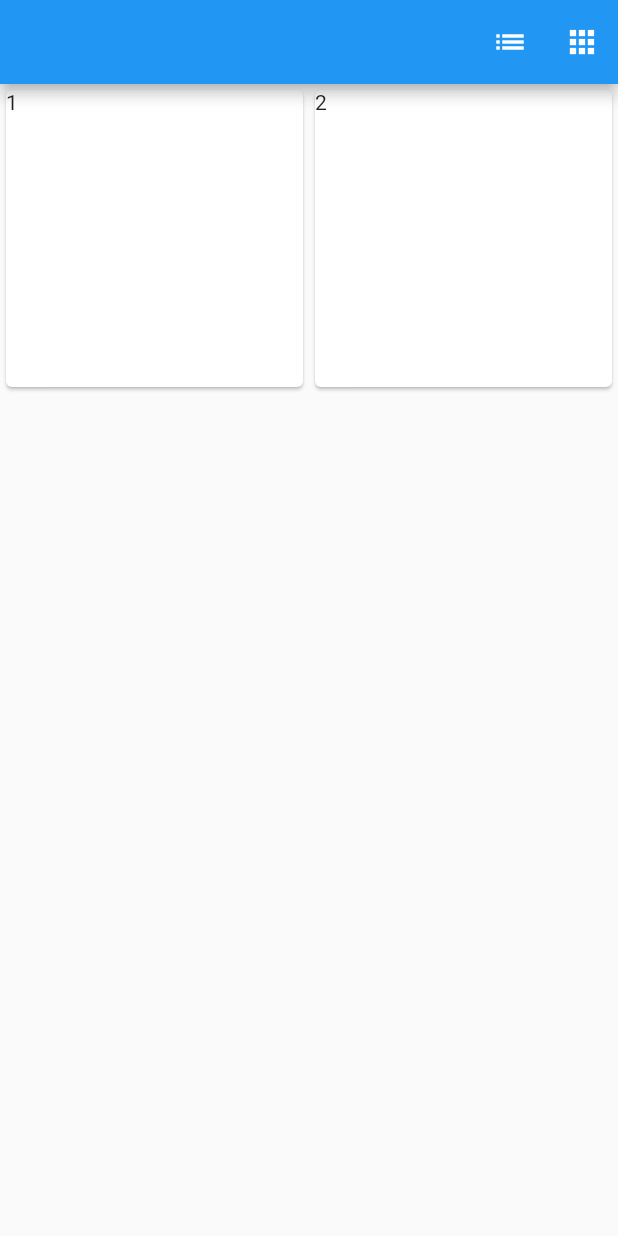
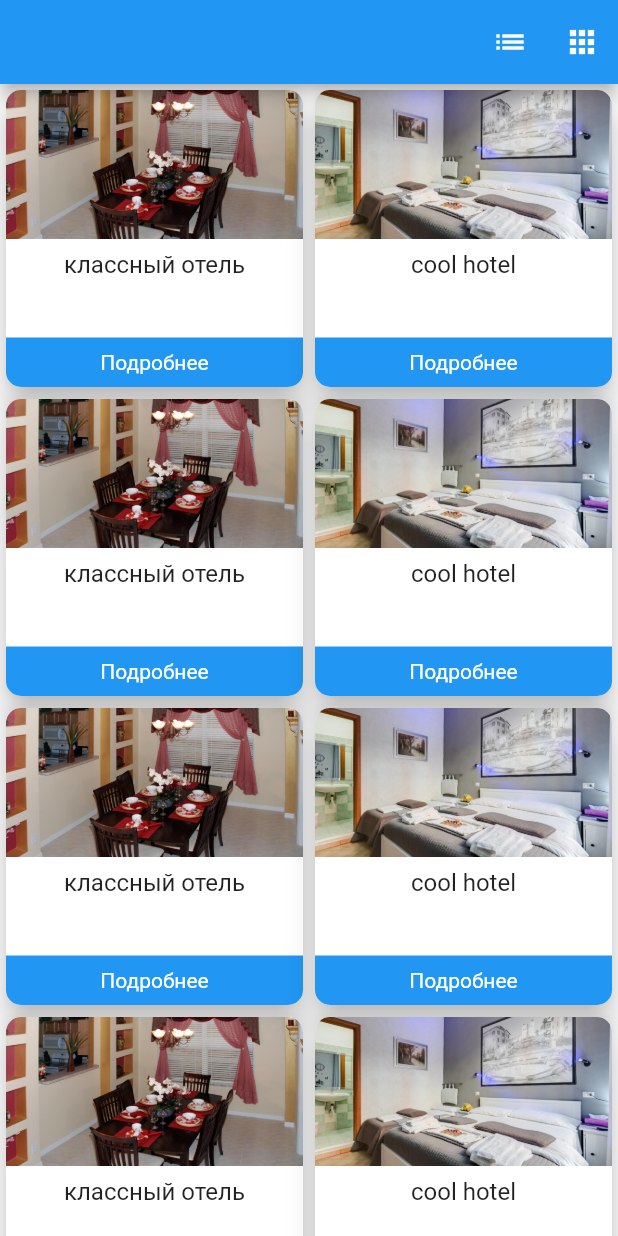
Before and after one commit to MariyaVik/skillbox_9_5, a Flutter app: the screen it shows after launch, after a tap on the "apps" icon, on a phone screen of 412 x 824 dp. Run offline on Flutter 3.47's test engine with Material 2 defaults, Android fonts, the phone set to English and light mode, and no system bars.

Commit message:
style of elements' cards done

```diff
--- a/lib/widgets/hotels_list_widget.dart
+++ b/lib/widgets/hotels_list_widget.dart
@@ -1,4 +1,7 @@
 import 'package:flutter/material.dart';
+import 'package:skillbox_9_5/models/hotel.dart';
+
+final TextStyle _textStyleHeader = TextStyle(fontSize: 16);
 
 class HotelsWidget extends StatefulWidget {
   HotelsWidget({Key? key}) : super(key: key);
@@ -9,7 +12,21 @@ class HotelsWidget extends StatefulWidget {
 
 class _HotelsWidgetState extends State<HotelsWidget> {
   bool _isGrid = false;
-  final List<String> _fakeData = ['1', '2'];
+
+  final List<Hotel> _fakeData = [
+    Hotel(
+        uuid: "4651684", name: 'классный отель', poster: "disney_dreams_1.jpg"),
+    Hotel(uuid: "5893245", name: 'cool hotel', poster: "golden_ratio_1.jpg"),
+    Hotel(
+        uuid: "4651684", name: 'классный отель', poster: "disney_dreams_1.jpg"),
+    Hotel(uuid: "5893245", name: 'cool hotel', poster: "golden_ratio_1.jpg"),
+    Hotel(
+        uuid: "4651684", name: 'классный отель', poster: "disney_dreams_1.jpg"),
+    Hotel(uuid: "5893245", name: 'cool hotel', poster: "golden_ratio_1.jpg"),
+    Hotel(
+        uuid: "4651684", name: 'классный отель', poster: "disney_dreams_1.jpg"),
+    Hotel(uuid: "5893245", name: 'cool hotel', poster: "golden_ratio_1.jpg"),
+  ];
 
   void _onTabList() {
     if (_isGrid) {
@@ -41,14 +58,100 @@ class _HotelsWidgetState extends State<HotelsWidget> {
                     crossAxisCount: 2),
                 itemCount: _fakeData.length,
                 itemBuilder: (context, index) {
-                  return Card(child: Text(_fakeData[index]));
+                  return _CardForGrid(hotel: _fakeData[index]);
                 })
-            : ListView.builder(
-                itemCount: _fakeData.length,
-                itemBuilder: (context, index) {
-                  return Card(child: Text(_fakeData[index]));
-                }),
+            : Padding(
+                padding: const EdgeInsets.symmetric(horizontal: 8.0),
+                child: ListView.builder(
+                    itemCount: _fakeData.length,
+                    itemBuilder: (context, index) {
+                      return _CardForList(hotel: _fakeData[index]);
+                    }),
+              ),
       ),
     );
   }
 }
+
+class _CardForList extends StatelessWidget {
+  final Hotel hotel;
+  _CardForList({required this.hotel, Key? key}) : super(key: key);
+  @override
+  Widget build(BuildContext context) {
+    return Card(
+      elevation: 8,
+      clipBehavior: Clip.antiAlias,
+      shape: RoundedRectangleBorder(borderRadius: BorderRadius.circular(10)),
+      child: Column(
+        children: [
+          Ink.image(
+            image: AssetImage("assets/images/" + hotel.poster),
+            height: MediaQuery.of(context).size.height / 4,
+            fit: BoxFit.cover,
+          ),
+          Padding(
+            padding: const EdgeInsets.symmetric(horizontal: 16.0),
+            child: SizedBox(
+              height: MediaQuery.of(context).size.height / 12,
+              child: Row(
+                children: [
+                  Expanded(child: Text(hotel.name, style: _textStyleHeader)),
+                  ElevatedButton(
+                      onPressed: () {}, child: const Text('Подробнее')),
+                ],
+              ),
+            ),
+          ),
+        ],
+      ),
+    );
+  }
+}
+
+class _CardForGrid extends StatelessWidget {
+  final Hotel hotel;
+  _CardForGrid({required this.hotel, Key? key}) : super(key: key);
+
+  @override
+  Widget build(BuildContext context) {
+    return Card(
+      elevation: 8,
+      clipBehavior: Clip.antiAlias,
+      shape: RoundedRectangleBorder(borderRadius: BorderRadius.circular(10)),
+      child: Column(
+        children: [
+          Expanded(
+            flex: 3,
+            child: Ink.image(
+              image: AssetImage("assets/images/" + hotel.poster),
+              height: null,
+              fit: BoxFit.cover,
+            ),
+          ),
+          Expanded(
+            flex: 2,
+            child: Padding(
+              padding: const EdgeInsets.all(8.0),
+              child: Text(hotel.name, style: _textStyleHeader),
+            ),
+          ),
+          Expanded(
+            child: InkWell(
+              onTap: () {},
+              child: Ink(
+                height: null,
+                width: double.infinity,
+                color: Colors.blue,
+                child: Center(
+                    child: Text(
+                  'Подробнее',
+                  style: TextStyle(color: Colors.white),
+                )),
+              ),
+            ),
+          )
+        ],
+      ),
+    );
+  }
+}
--- a/pubspec.yaml
+++ b/pubspec.yaml
@@ -63,7 +63,7 @@ flutter:
 
   # To add assets to your application, add an assets section, like this:
   assets:
-    - assets/
+    - assets/images/
   #   - images/a_dot_burr.jpeg
   #   - images/a_dot_ham.jpeg
 
```
